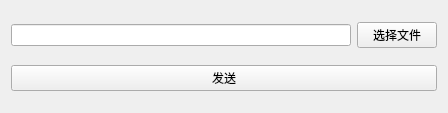
Qt form MyApplication/MyFirstModule/workThread/FileSenderWidget.ui (IvingShe/QtProjects) before a commit.
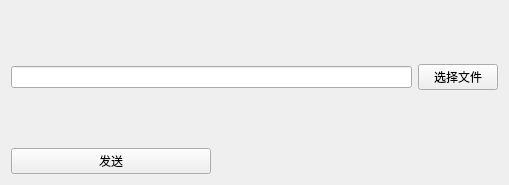
The same form after that commit.

Patch:
```diff
--- a/MyApplication/MyFirstModule/workThread/FileSenderWidget.ui
+++ b/MyApplication/MyFirstModule/workThread/FileSenderWidget.ui
@@ -6,14 +6,27 @@
    <rect>
     <x>0</x>
     <y>0</y>
-    <width>448</width>
-    <height>113</height>
+    <width>509</width>
+    <height>185</height>
    </rect>
   </property>
   <property name="windowTitle">
    <string>FileSenderWidget</string>
   </property>
   <layout class="QVBoxLayout" name="verticalLayout">
+   <item>
+    <spacer name="verticalSpacer_2">
+     <property name="orientation">
+      <enum>Qt::Vertical</enum>
+     </property>
+     <property name="sizeHint" stdset="0">
+      <size>
+       <width>20</width>
+       <height>40</height>
+      </size>
+     </property>
+    </spacer>
+   </item>
    <item>
     <layout class="QHBoxLayout" name="horizontalLayout">
      <item>
@@ -28,8 +41,27 @@
      </item>
     </layout>
    </item>
+   <item>
+    <spacer name="verticalSpacer">
+     <property name="orientation">
+      <enum>Qt::Vertical</enum>
+     </property>
+     <property name="sizeHint" stdset="0">
+      <size>
+       <width>20</width>
+       <height>40</height>
+      </size>
+     </property>
+    </spacer>
+   </item>
    <item>
     <widget class="QPushButton" name="btnSender">
+     <property name="maximumSize">
+      <size>
+       <width>200</width>
+       <height>80</height>
+      </size>
+     </property>
      <property name="text">
       <string>发送</string>
      </property>
```
